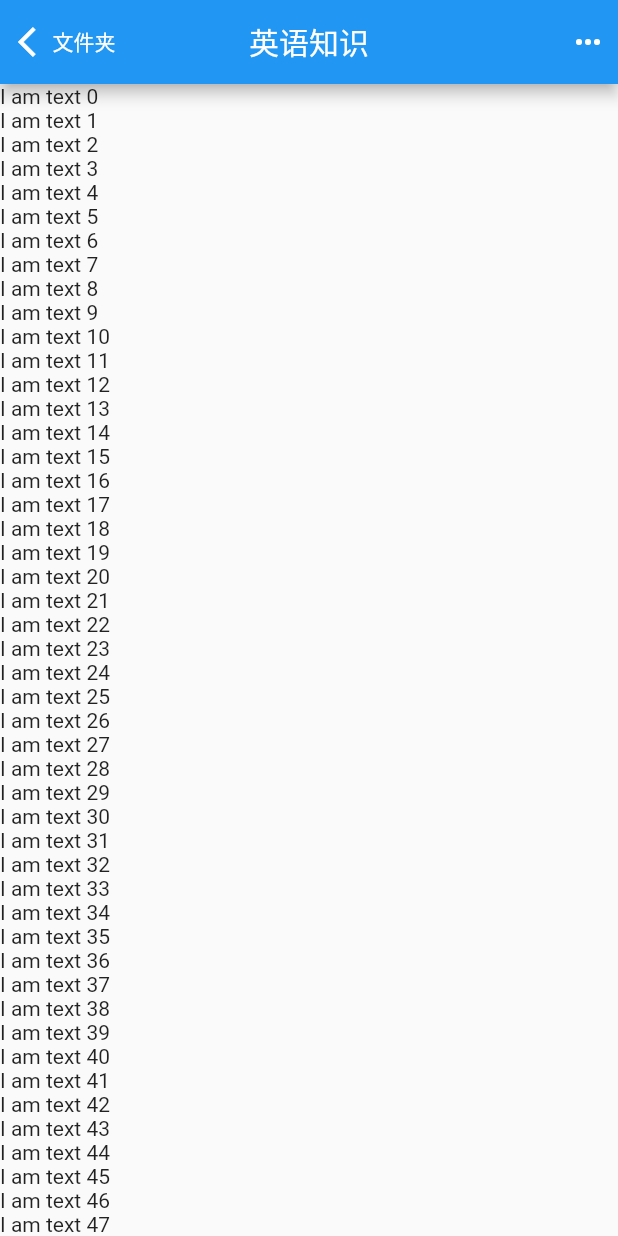
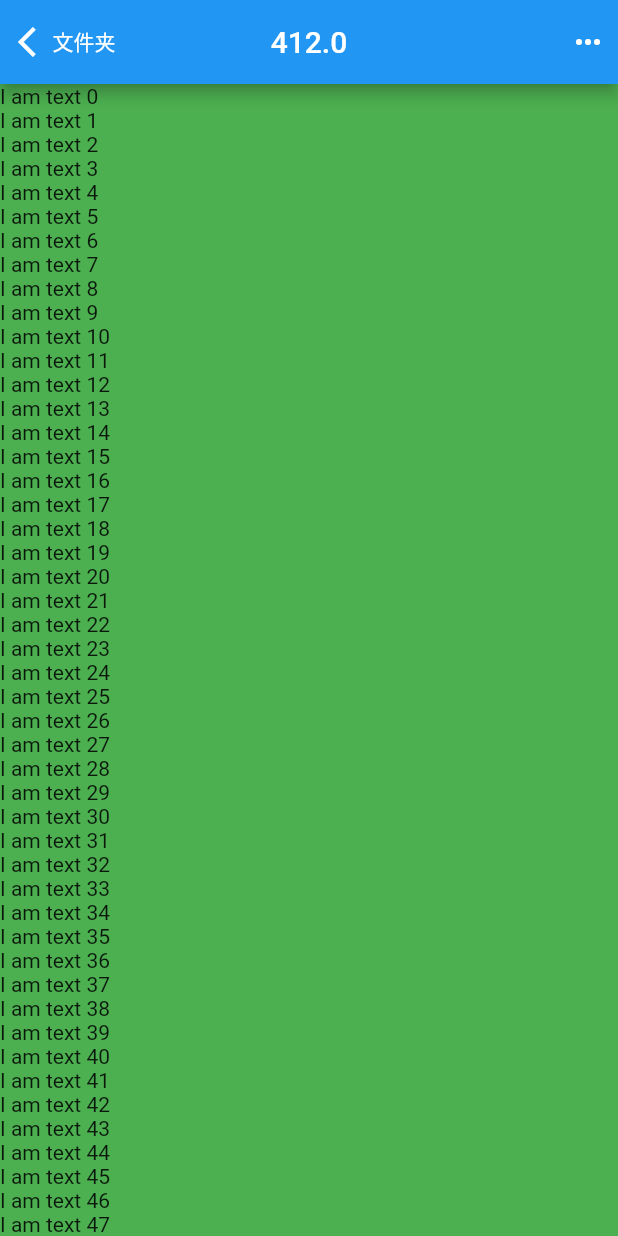
Before and after one commit to jims57/seal_note, a Flutter app: the screen it shows after launch, on a phone screen of 412 x 824 dp. Run offline on Flutter 3.47's test engine with Material 2 defaults, Android fonts, the light colour scheme and no system bars; our stand-ins replace moor, moor_ffi; generated files the repository leaves out were written again.

Commit message:
Improved responsive screen.
Finished responsive screen according to  screen type.

```diff
--- /dev/null
+++ b/lib/function/checkScreenType.dart
@@ -0,0 +1,13 @@
+int checkScreenType(double screenWidth) {
+  int _screenType = 1;
+
+  if (screenWidth > 810) {
+    _screenType = 3;
+  } else if (screenWidth <= 600) {
+    _screenType = 1;
+  } else {
+    _screenType = 2;
+  }
+
+  return _screenType;
+}
--- a/lib/main.dart
+++ b/lib/main.dart
@@ -2,6 +2,7 @@
 import 'package:flutter/cupertino.dart';
 import 'package:flutter/material.dart';
 import 'package:provider/provider.dart';
+import 'package:seal_note/ui/Detail/DetailPage.dart';
 
 // Import custom files
 import 'data/appstate/EditingNoteModel.dart';
@@ -20,6 +21,9 @@ void main() => runApp(MultiProvider(
         ChangeNotifierProvider<EditingNoteModel>(
           create: (context) => EditingNoteModel(),
         ),
+        Provider<DetailPage>(
+          create: (context) => DetailPage(),
+        ),
       ],
       child: MyApp(),
     ));
--- a/lib/ui/Detail/DetailPage.dart
+++ b/lib/ui/Detail/DetailPage.dart
@@ -5,6 +5,8 @@ import 'package:seal_note/data/appstate/EditingNoteModel.dart';
 import 'DetailWidget.dart';
 
 class DetailPage extends StatefulWidget {
+  String remark = 'remark1';
+
   @override
   State<StatefulWidget> createState() => _DetailPageState();
 }
--- a/lib/ui/MasterDetailPage.dart
+++ b/lib/ui/MasterDetailPage.dart
@@ -1,6 +1,6 @@
 import 'package:flutter/material.dart';
-import 'package:seal_note/ui/Detail/DetailWidget.dart';
-import 'package:seal_note/ui/ItemListWidget.dart';
+import 'package:seal_note/function/checkScreenType.dart';
+import 'package:seal_note/ui/NoteListWidget.dart';
 
 import 'Common/AppBarWidget.dart';
 import 'Detail/DetailPage.dart';
@@ -11,12 +11,15 @@ class MasterDetailPage extends StatefulWidget {
 }
 
 class _MasterDetailPageState extends State<MasterDetailPage> {
-  bool _isLargeScreen = false;
+  int _screenType = 3; // 1 = Small, 2 = Medium, 3 = Large
   double _screenWidth = 0;
+  double _screenHeight = 0;
 
   @override
   Widget build(BuildContext context) {
     _screenWidth = MediaQuery.of(context).size.width;
+    _screenHeight = MediaQuery.of(context).size.height;
+    _screenType = checkScreenType(_screenWidth);
 
     return Scaffold(
       appBar: AppBarWidget(
@@ -40,41 +43,43 @@ class _MasterDetailPageState extends State<MasterDetailPage> {
           )),
         ],
 //        title: '英语知识英语知识',
-        title: '英语知识',
+        title: '$_screenWidth',
         leadingWidth: 90,
         tailWidth: 40,
       ),
       body: OrientationBuilder(
-        builder: (c, o) {
-          _screenWidth = MediaQuery.of(context).size.width;
-          if (_screenWidth > 600) {
-            _isLargeScreen = true;
-          } else {
-            _isLargeScreen = false;
-          }
-
+        builder: (context, orientation) {
           return Row(
-            children: <Widget>[
+            children: [
+              Container(
+                child: (_screenType == 3
+                    ? Container(
+                        width: 195,
+                        height: _screenHeight,
+                        color: Colors.red,
+                        child: Text('C1'),
+                      )
+                    : Container()),
+              ),
+              Container(
+                width: (_screenType == 1 ? _screenWidth : 220),
+                height: _screenHeight,
+                color: Colors.green,
+                child: NoteListWidget(
+                  itemCount: 60,
+                ),
+              ),
               Expanded(
-                flex: 1,
-                child: ItemListWidget(
-                    itemCount: 60,
-                    onItemSelected: () {
-                      // When it is a small screen
-                      if (!_isLargeScreen) {
-                        Navigator.of(context)
-                            .push(MaterialPageRoute(builder: (context) {
-                          return DetailPage();
-                        }));
-                      }
-                    }),
-              ),
-              (_isLargeScreen
-                  ? Expanded(
-                      flex: 2,
-                      child: DetailWidget(),
-                    )
-                  : Container()),
+                child: (_screenType == 1
+                    ? Container()
+                    : Container(
+                        height: _screenHeight,
+                        child: Container(
+                          color: Colors.blue,
+                          child: Text('C3'),
+                        ),
+                      )),
+              )
             ],
           );
         },
--- a/lib/ui/ItemListWidget.dart
+++ b/lib/ui/NoteListWidget.dart
@@ -4,8 +4,8 @@ import 'package:seal_note/data/appstate/EditingNoteModel.dart';
 
 typedef void ItemSelectedCallback();
 
-class ItemListWidget extends StatefulWidget {
-  ItemListWidget(
+class NoteListWidget extends StatefulWidget {
+  NoteListWidget(
       {Key key, @required this.itemCount, @required this.onItemSelected})
       : super(key: key);
 
@@ -13,10 +13,10 @@ class ItemListWidget extends StatefulWidget {
   final ItemSelectedCallback onItemSelected;
 
   @override
-  State<StatefulWidget> createState() => _ItemListWidgetState();
+  State<StatefulWidget> createState() => _NoteListWidgetState();
 }
 
-class _ItemListWidgetState extends State<ItemListWidget> {
+class _NoteListWidgetState extends State<NoteListWidget> {
   @override
   Widget build(BuildContext context) {
     return ListView.builder(
```
Also changed, not shown: lib/function/getSplitScreen.dart (added, +12 -0 lines), lib/util/route/SlideRightRoute.dart (added, +28 -0 lines), 1 other file.
